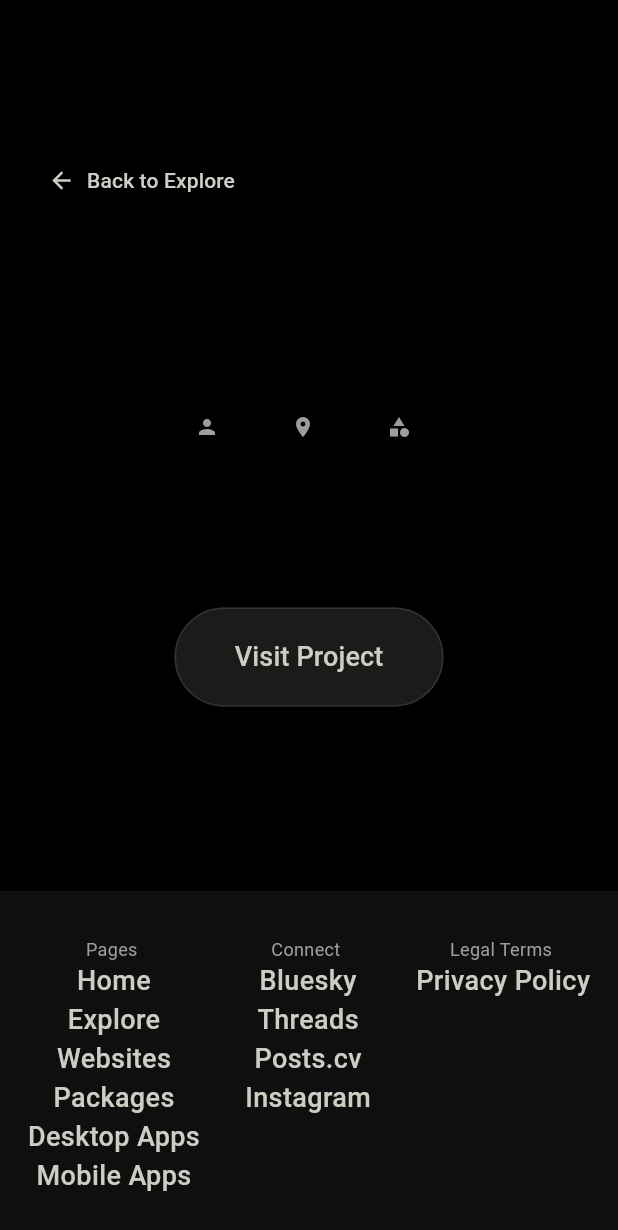
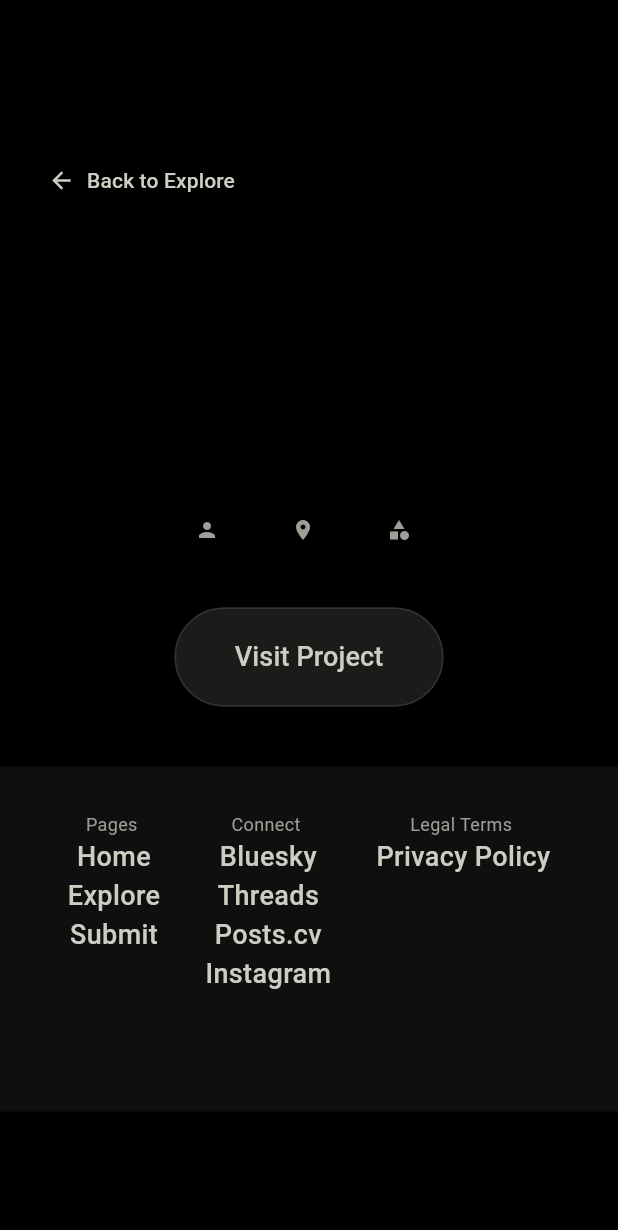
Before and after one commit to ThriveEngineer/Digital-Code-Awards, a Flutter app: the SubmissionDetailPage screen opened directly with empty values, after a tap on "Bluesky", on a phone screen of 412 x 824 dp. Shown: the top 1230 px of the screen. Run offline on Flutter 3.47's test engine with Material 3 defaults, Android fonts, the phone set to English and light mode, and no system bars; our stand-ins replace cloud_firestore, firebase_core, firebase_storage, image_picker; missing offline and left inert: flutter_ad_manager_web; accounts and stored records are empty; statements that could not run were skipped.

```diff
--- a/lib/components/footer.dart
+++ b/lib/components/footer.dart
@@ -1,9 +1,14 @@
 import 'package:dca/pages/explore_page.dart';
 import 'package:dca/pages/home_page.dart';
+import 'package:dca/pages/submit_page.dart';
 import 'package:flutter/material.dart';
 import 'package:url_launcher/url_launcher.dart';
 
 final Uri _urlPrivacy = Uri.parse('https://thrive.framer.media/privacy');
+final Uri _urlBluesky = Uri.parse('https://bsky.app/profile/digitalcodeawards.bsky.social');
+final Uri _urlThreads = Uri.parse('https://www.threads.net/@digital.code.awards');
+final Uri _urlInstagram = Uri.parse('https://www.instagram.com/digital.code.awards/');
+final Uri _urlPosts = Uri.parse('https://posts.cv/digital.code.awards');
 
 class Footer extends StatelessWidget {
   const Footer({super.key});
@@ -12,6 +17,30 @@ class Footer extends StatelessWidget {
   Widget build(BuildContext context) {
     Future<void> _launchUrlPrivacy() async {
   if (!await launchUrl(_urlPrivacy)) {
+    throw Exception('Could not launch');
+  }
+}
+
+Future<void> _launchUrlBluesky() async {
+  if (!await launchUrl(_urlBluesky)) {
+    throw Exception('Could not launch');
+  }
+}
+
+Future<void> _launchUrlThreads() async {
+  if (!await launchUrl(_urlThreads)) {
+    throw Exception('Could not launch');
+  }
+}
+
+Future<void> _launchUrlInstagram() async {
+  if (!await launchUrl(_urlInstagram)) {
+    throw Exception('Could not launch');
+  }
+}
+
+Future<void> _launchUrlPosts() async {
+  if (!await launchUrl(_urlPosts)) {
     throw Exception('Could not launch');
   }
 }
@@ -50,7 +79,11 @@ final mediaQueryData = MediaQuery.of(context);
 
                           InkWell(
                             onTap: () {
-                              Navigator.push(context, MaterialPageRoute(builder: (context) => HomePage()));
+                              Navigator.push(context, PageRouteBuilder(
+                                pageBuilder: (context, animation1, animation2) => HomePage(),
+                                transitionDuration: Duration.zero,
+                                reverseTransitionDuration: Duration.zero,
+                            ),);
                             },
                             child: Text("Home", style: TextStyle(
                               color: Color.fromARGB(255, 206, 205, 195),
@@ -77,42 +110,13 @@ final mediaQueryData = MediaQuery.of(context);
 
                           InkWell(
                             onTap: () {
-
+                              Navigator.push(context, PageRouteBuilder(
+                                pageBuilder: (context, animation1, animation2) => SubmitPage(),
+                                transitionDuration: Duration.zero,
+                                reverseTransitionDuration: Duration.zero,
+                            ),);
                             },
-                            child: Text("Websites", style: TextStyle(
-                              color: Color.fromARGB(255, 206, 205, 195),
-                              fontSize: 18,
-                              fontWeight: FontWeight.w500,
-                            ),),
-                          ),
-
-                          InkWell(
-                            onTap: () {
-
-                            },
-                            child: Text("Packages", style: TextStyle(
-                              color: Color.fromARGB(255, 206, 205, 195),
-                              fontSize: 18,
-                              fontWeight: FontWeight.w500,
-                            ),),
-                          ),
-
-                          InkWell(
-                            onTap: () {
-
-                            },
-                            child: Text("Desktop Apps", style: TextStyle(
-                              color: Color.fromARGB(255, 206, 205, 195),
-                              fontSize: 18,
-                              fontWeight: FontWeight.w500,
-                            ),),
-                          ),
-
-                          InkWell(
-                            onTap: () {
-
-                            },
-                            child: Text("Mobile Apps", style: TextStyle(
+                            child: Text("Submit", style: TextStyle(
                               color: Color.fromARGB(255, 206, 205, 195),
                               fontSize: 18,
                               fontWeight: FontWeight.w500,
@@ -142,7 +146,7 @@ final mediaQueryData = MediaQuery.of(context);
 
                           InkWell(
                             onTap: () {
-
+                              _launchUrlBluesky();
                             },
                             child: Text("Bluesky", style: TextStyle(
                               color: Color.fromARGB(255, 206, 205, 195),
@@ -153,7 +157,7 @@ final mediaQueryData = MediaQuery.of(context);
 
                           InkWell(
                             onTap: () {
-
+                              _launchUrlThreads();
                             },
                             child: Text("Threads", style: TextStyle(
                               color: Color.fromARGB(255, 206, 205, 195),
@@ -164,7 +168,7 @@ final mediaQueryData = MediaQuery.of(context);
 
                           InkWell(
                             onTap: () {
-
+                              _launchUrlPosts();
                             },
                             child: Text("Posts.cv", style: TextStyle(
                               color: Color.fromARGB(255, 206, 205, 195),
@@ -175,7 +179,7 @@ final mediaQueryData = MediaQuery.of(context);
 
                           InkWell(
                             onTap: () {
-
+                              _launchUrlInstagram();
                             },
                             child: Text("Instagram", style: TextStyle(
                               color: Color.fromARGB(255, 206, 205, 195),
--- a/lib/components/my_app_bar.dart
+++ b/lib/components/my_app_bar.dart
@@ -29,7 +29,11 @@ class MyAppBar extends StatelessWidget {
 
             InkWell(
               onTap: () {
-                Navigator.push(context, MaterialPageRoute(builder: (context) => const ExplorePage()));
+                Navigator.push(context, PageRouteBuilder(
+                                pageBuilder: (context, animation1, animation2) => ExplorePage(),
+                                transitionDuration: Duration.zero,
+                                reverseTransitionDuration: Duration.zero,
+                            ),);
               },
               child: Text("Explore", style: TextStyle(
                 color: Color.fromARGB(255, 206, 205, 195),
--- a/lib/pages/explore_page.dart
+++ b/lib/pages/explore_page.dart
@@ -21,7 +21,7 @@ class _ExplorePageState extends State<ExplorePage> {
     'Website',
     'Mobile App',
     'Desktop App',
-    'Package'
+    'Packages'
   ];
 
   @override
--- a/lib/pages/submission_detail_page.dart
+++ b/lib/pages/submission_detail_page.dart
@@ -79,6 +79,23 @@ class SubmissionDetailPage extends StatelessWidget {
                     ),
                   ),
 
+                  // Description
+                  Padding(
+                    padding: EdgeInsets.symmetric(
+                      horizontal: MediaQuery.of(context).size.width * 0.2,
+                      vertical: 20,
+                    ),
+                    child: Text(
+                      description,
+                      style: TextStyle(
+                        color: Color.fromARGB(255, 158, 158, 151),
+                        fontSize: 18,
+                        height: 1.6,
+                      ),
+                      textAlign: TextAlign.center,
+                    ),
+                  ),
+
                   // Metadata Row
                   Padding(
                     padding: const EdgeInsets.symmetric(horizontal: 20.0),
@@ -102,8 +119,8 @@ class SubmissionDetailPage extends StatelessWidget {
                     Padding(
                       padding: const EdgeInsets.all(40.0),
                       child: Container(
-                        width: MediaQuery.of(context).size.width * 0.6,
-                        height: 400,
+                        width: 1200,
+                        height: 697,
                         decoration: BoxDecoration(
                           borderRadius: BorderRadius.circular(20),
                           boxShadow: [
@@ -121,23 +138,6 @@ class SubmissionDetailPage extends StatelessWidget {
                         ),
                       ),
                     ),
-
-                  // Description
-                  Padding(
-                    padding: EdgeInsets.symmetric(
-                      horizontal: MediaQuery.of(context).size.width * 0.2,
-                      vertical: 20,
-                    ),
-                    child: Text(
-                      description,
-                      style: TextStyle(
-                        color: Color.fromARGB(255, 158, 158, 151),
-                        fontSize: 18,
-                        height: 1.6,
-                      ),
-                      textAlign: TextAlign.center,
-                    ),
-                  ),
 
                   // Visit Project Button
                   Padding(
@@ -163,13 +163,13 @@ class SubmissionDetailPage extends StatelessWidget {
                       ),
                     ),
                   ),
+
+                  // Footer
+                   Footer(),
                 ],
               ),
             ),
           ),
-
-          // Footer
-          Footer(),
         ],
       ),
     );
```
Also changed, not shown: 2 other files.
